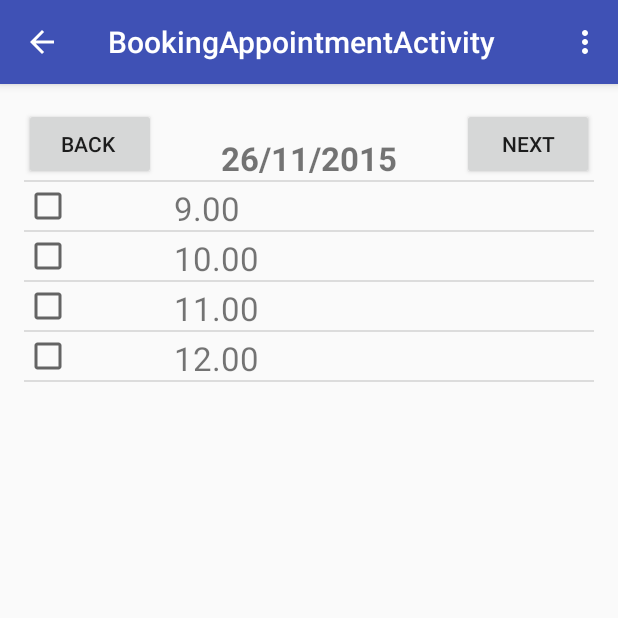
After one commit to JamieHorwell/StudentWellbeingApp, an Android app: the BookingAppointmentActivity screen opened directly, with no data from a screen before it, on a phone screen of 412 x 824 dp, the top half of it. The commit adds this screen. Run offline under Robolectric (Android 15) with nearby library versions, the phone set to English and light mode, and no system bars.

Commit message:
added booking system
booking system added, can scroll through days, each with different
appointments, and select checkboxes matching each appointment

```diff
--- /dev/null
+++ b/app/src/main/java/team10/studentwellbeingapp/AppointmentAdapter.java
@@ -0,0 +1,60 @@
+package team10.studentwellbeingapp;
+
+import android.app.Activity;
+import android.content.Context;
+import android.view.LayoutInflater;
+import android.view.View;
+import android.view.ViewGroup;
+import android.widget.ArrayAdapter;
+import android.widget.CheckBox;
+import android.widget.TextView;
+
+/**
+ * Created by Jamie on 24/11/2015.
+ */
+public class AppointmentAdapter extends ArrayAdapter<String> {
+    Context context;
+    int layoutResourceId;
+    AppointmentDate data[] = null;
+    String[] appointments;
+
+    public AppointmentAdapter(Context context, int layoutResourceId, String[] data) {
+        super(context, layoutResourceId, data);
+        this.layoutResourceId = layoutResourceId;
+        this.context = context;
+        this.appointments = data;
+    }
+
+    @Override
+    public View getView(int position, View convertView, ViewGroup parent) {
+        View row = convertView;
+        AppointmentHolder holder = null;
+
+        if(row == null) {
+            LayoutInflater inflator = ((Activity)context).getLayoutInflater();
+            row = inflator.inflate(layoutResourceId,parent,false);
+
+            holder = new AppointmentHolder();
+            holder.appointmentText = (TextView)row.findViewById(R.id.appointmentText);
+            holder.checkbox = (CheckBox)row.findViewById(R.id.checkBox);
+
+        }
+        else {
+            holder = (AppointmentHolder)row.getTag();
+        }
+
+        String appointment = appointments[position];
+        holder.appointmentText.setText(appointment);
+
+        return row;
+    }
+
+
+
+
+
+    static class AppointmentHolder {
+            TextView appointmentText;
+            CheckBox checkbox;
+    }
+}
--- /dev/null
+++ b/app/src/main/java/team10/studentwellbeingapp/AppointmentDate.java
@@ -0,0 +1,47 @@
+package team10.studentwellbeingapp;
+
+import java.text.SimpleDateFormat;
+import java.util.Calendar;
+import java.util.Date;
+
+/**
+ * Created by Jamie on 11/11/2015.
+ */
+public class AppointmentDate {
+    //need to change this to Calender or DateTime
+    private Calendar day;
+    private SimpleDateFormat formattedDate;
+    private String[] appointments;
+
+
+    public AppointmentDate(Calendar day, SimpleDateFormat formattedDate, String[] appointments) {
+        this.day = day;
+        this.formattedDate = formattedDate;
+        this.appointments = appointments;
+
+    }
+
+    public Calendar getDay() {
+        return day;
+    }
+
+    public void setDay(Calendar day) {
+        this.day = day;
+    }
+
+    public String[] getAppointments() {
+        return appointments;
+    }
+
+    public String getformattedDate() {
+        formattedDate = new SimpleDateFormat("dd/MM/yyyy");
+        return formattedDate.format(day.getTime());
+
+    }
+
+
+
+    public void setAppointments(String[] appointments) {
+        this.appointments = appointments;
+    }
+}
--- /dev/null
+++ b/app/src/main/java/team10/studentwellbeingapp/BookingAppointmentActivity.java
@@ -0,0 +1,128 @@
+package team10.studentwellbeingapp;
+
+import android.app.ActionBar;
+import android.content.Intent;
+import android.support.v7.app.ActionBarActivity;
+import android.os.Bundle;
+import android.view.Gravity;
+import android.view.Menu;
+import android.view.MenuItem;
+import android.view.ViewGroup;
+import android.widget.Button;
+import android.widget.LinearLayout;
+import android.widget.ListView;
+import android.widget.RelativeLayout;
+import android.widget.TableLayout;
+import android.widget.TableRow;
+import android.widget.TextView;
+import android.view.View;
+
+import org.w3c.dom.Text;
+
+import java.text.SimpleDateFormat;
+import java.util.Date;
+import java.util.Calendar;
+
+public class BookingAppointmentActivity extends ActionBarActivity {
+
+
+    AppointmentDate[] weeksAppointments;
+    int counter = 0;
+    private Calendar currentday;
+    private ListView listView1;
+    AppointmentAdapter adapter;
+    TextView headerValue;
+    @Override
+    protected void onCreate(Bundle savedInstanceState) {
+        super.onCreate(savedInstanceState);
+        setContentView(R.layout.activity_booking_appointment);
+        Intent intent = getIntent();
+
+        testAppointments();
+
+
+
+         adapter = new AppointmentAdapter(this,R.layout.appointment_item_row, weeksAppointments[0].getAppointments());
+
+        listView1 = (ListView)findViewById(R.id.appointmentListView);
+
+        View header = (View)getLayoutInflater().inflate(R.layout.appointment_list_header_row, null);
+
+         headerValue = (TextView) header.findViewById(R.id.DateTextView);
+        headerValue.setText(weeksAppointments[0].getformattedDate());
+        listView1.addHeaderView(header);
+
+        listView1.setAdapter(adapter);
+
+
+    }
+
+    @Override
+    public boolean onCreateOptionsMenu(Menu menu) {
+        // Inflate the menu; this adds items to the action bar if it is present.
+        getMenuInflater().inflate(R.menu.menu_booking_appointment, menu);
+        return true;
+    }
+
+    @Override
+    public boolean onOptionsItemSelected(MenuItem item) {
+        // Handle action bar item clicks here. The action bar will
+        // automatically handle clicks on the Home/Up button, so long
+        // as you specify a parent activity in AndroidManifest.xml.
+        int id = item.getItemId();
+
+        //noinspection SimplifiableIfStatement
+        if (id == R.id.action_settings) {
+            return true;
+        }
+
+        return super.onOptionsItemSelected(item);
+    }
+
+    //setup test appointments
+    public void testAppointments() {
+        AppointmentDate day1= new AppointmentDate(Calendar.getInstance(),new SimpleDateFormat("dd/MM/yyyy"), new String[] {"9.00","10.00","11.00","12.00"});
+        AppointmentDate day2= new AppointmentDate(Calendar.getInstance(),new SimpleDateFormat("dd/MM/yyyy"), new String[] {"12.00", "13.00", "14.00"});
+        AppointmentDate day3= new AppointmentDate(Calendar.getInstance(),new SimpleDateFormat("dd/MM/yyyy"), new String[] {"15.00", "16.00", "17.00"});
+        weeksAppointments = new AppointmentDate[] {day1,day2,day3};
+
+    }
+
+
+    public void nextDay(View v) {
+        if(counter < 2) {
+            counter++;
+            headerValue.setText(weeksAppointments[counter].getformattedDate());
+            AppointmentAdapter newAdapter = new AppointmentAdapter(this, R.layout.appointment_item_row, weeksAppointments[counter].getAppointments());
+            listView1.setAdapter(newAdapter);
+        }
+        else {
+
+        }
+
+    }
+
+    public void previousDay(View v) {
+        if(counter > 0) {
+            counter--;
+            headerValue.setText(weeksAppointments[counter].getformattedDate());
+            AppointmentAdapter newAdapter = new AppointmentAdapter(this, R.layout.appointment_item_row, weeksAppointments[counter].getAppointments());
+            listView1.setAdapter(newAdapter);
+        }
+        else {
+
+        }
+    }
+
+    public void Alertdialog() {
+
+    }
+
+    public Calendar getCurrentday() {
+        return currentday;
+    }
+
+    public void setCurrentday(Date currentday) {
+        this.currentday = Calendar.getInstance();
+    }
+}
--- a/app/src/main/java/team10/studentwellbeingapp/MainMenuActivity.java
+++ b/app/src/main/java/team10/studentwellbeingapp/MainMenuActivity.java
@@ -12,6 +12,7 @@ main_menu_activity.xml
 */
 
 package team10.studentwellbeingapp;
+import android.content.Intent;
 import android.os.Bundle;
 import android.support.v7.app.AppCompatActivity;
 import android.view.View;
@@ -28,8 +29,11 @@ public class MainMenuActivity extends AppCompatActivity {
     protected void menuButtonOnClick(View view){
 
     }
+    /** Called when the user clicks the Book appintment button */
+    public void openBookingScreen(View view){
+       Intent intent = new Intent(this, BookingAppointmentActivity.class);
+        startActivity(intent);
+    }
 
-    protected void setButtons(){
 
-    }
 }
--- /dev/null
+++ b/app/src/main/res/layout/activity_booking_appointment.xml
@@ -0,0 +1,55 @@
+<LinearLayout xmlns:android="http://schemas.android.com/apk/res/android"
+    xmlns:tools="http://schemas.android.com/tools" android:layout_width="match_parent"
+    android:layout_height="match_parent" android:paddingLeft="@dimen/activity_horizontal_margin"
+    android:paddingRight="@dimen/activity_horizontal_margin"
+    android:paddingTop="@dimen/activity_vertical_margin"
+    android:paddingBottom="@dimen/activity_vertical_margin"
+    android:orientation="vertical"
+    android:id="@+id/BookingLayout"
+    tools:context="team10.studentwellbeingapp.BookingAppointmentActivity">
+
+    <ListView
+        android:id="@+id/appointmentListView"
+        android:layout_width="fill_parent"
+        android:layout_height="fill_parent">
+
+    </ListView>
+
+    <!--<RelativeLayout-->
+        <!--android:layout_width="match_parent"-->
+        <!--android:layout_height="50dp"-->
+        <!--android:orientation="horizontal">-->
+        <!--<Button-->
+
+            <!--android:id="@+id/back_button"-->
+            <!--android:layout_width="wrap_content"-->
+            <!--android:layout_height="wrap_content"-->
+            <!--android:layout_alignParentLeft="true"-->
+            <!--android:text="back "-->
+            <!--android:onClick="previousDay"-->
+            <!--/>-->
+        <!--<Button-->
+            <!--android:id="@+id/next_button"-->
+            <!--android:layout_width="wrap_content"-->
+            <!--android:layout_alignParentRight="true"-->
+            <!--android:layout_height="wrap_content"-->
+            <!--android:text= "next"-->
+            <!--android:onClick="nextDay"-->
+            <!--/>-->
+    <!--</RelativeLayout>-->
+
+
+
+
+
+    <!--<RelativeLayout-->
+        <!--android:layout_width="wrap_content"-->
+        <!--android:layout_height="wrap_content"-->
+        <!--android:layout_gravity="center"-->
+        <!--android:id="@+id/tableLayout"></RelativeLayout>-->
+
+
+
+
+
+</LinearLayout>
--- /dev/null
+++ b/app/src/main/res/layout/appointment_item_row.xml
@@ -0,0 +1,29 @@
+<?xml version="1.0" encoding="utf-8"?>
+<RelativeLayout xmlns:android="http://schemas.android.com/apk/res/android"
+    android:layout_width="fill_parent" android:layout_height="fill_parent"
+    android:orientation="horizontal">
+
+    <TextView
+        android:id = "@+id/appointmentText"
+        android:layout_width="fill_parent"
+        android:layout_height="fill_parent"
+        android:gravity="center_vertical"
+        android:layout_alignParentTop="true"
+        android:layout_alignParentBottom="true"
+        android:textSize="22dp"
+        android:paddingLeft="100dip"
+        android:paddingRight="60dip"
+        />
+
+    <CheckBox
+        android:id ="@+id/checkBox"
+        android:layout_width="wrap_content"
+        android:layout_height="wrap_content"
+        android:gravity="center"
+        android:layout_alignParentTop="true"
+        android:layout_alignParentBottom="true"
+        />
+
+
+
+</RelativeLayout>
--- /dev/null
+++ b/app/src/main/res/layout/appointment_list_header_row.xml
@@ -0,0 +1,43 @@
+<?xml version="1.0" encoding="utf-8"?>
+<RelativeLayout xmlns:android="http://schemas.android.com/apk/res/android"
+    android:layout_width="match_parent"
+    android:layout_height="match_parent"
+    android:orientation="horizontal">
+
+
+        <Button
+
+            android:id="@+id/back_button"
+            android:layout_width="wrap_content"
+            android:layout_height="wrap_content"
+            android:layout_alignParentLeft="true"
+            android:text="back "
+            android:onClick="previousDay"
+            />
+        <TextView
+            android:id="@+id/DateTextView"
+            android:layout_width="fill_parent"
+            android:layout_height="fill_parent"
+            android:gravity="center_horizontal"
+            android:layout_alignParentTop="true"
+            android:layout_alignParentBottom="true"
+            android:textStyle="bold"
+            android:textSize="22dp"
+            android:text="DATE HERE"/>
+
+        <Button
+            android:id="@+id/next_button"
+            android:layout_width="wrap_content"
+            android:layout_alignParentRight="true"
+            android:layout_height="wrap_content"
+            android:text= "next"
+            android:onClick="nextDay"
+            />
+
+
+
+
+
+
+
+</RelativeLayout>
--- a/app/src/main/res/layout/main_menu_activity.xml
+++ b/app/src/main/res/layout/main_menu_activity.xml
@@ -83,7 +83,7 @@ Student Wellbeing Website.
                         android:layout_width="fill_parent"
                         android:layout_height="wrap_content"
                         android:textSize="15dp"
-                        android:text="Button 2"
+                        android:text="Log Book"
                         android:paddingBottom="30dp"
                         android:gravity="center"
                         android:textColor="@color/wellbeingLightPurple"
@@ -168,13 +168,14 @@ Student Wellbeing Website.
                     <ImageButton
                         android:layout_width="fill_parent"
                         android:layout_height="100dp"
-                        android:id="@+id/menuButton7"/>
+                        android:id="@+id/bookAppointmentButton"
+                        android:onClick="openBookingScreen"/>
 
                     <TextView
                         android:layout_width="fill_parent"
                         android:layout_height="wrap_content"
                         android:textSize="15dp"
-                        android:text="Button 7"
+                        android:text="book appointment"
                         android:paddingBottom="30dp"
                         android:gravity="center"
                         android:textColor="@color/wellbeingLightPurple"
--- /dev/null
+++ b/app/src/main/res/menu/menu_booking_appointment.xml
@@ -0,0 +1,7 @@
+<menu xmlns:android="http://schemas.android.com/apk/res/android"
+    xmlns:app="http://schemas.android.com/apk/res-auto"
+    xmlns:tools="http://schemas.android.com/tools"
+    tools:context="team10.studentwellbeingapp.BookingAppointmentActivity">
+    <item android:id="@+id/action_settings" android:title="@string/action_settings"
+        android:orderInCategory="100" app:showAsAction="never" />
+</menu>
--- a/app/src/main/res/values/strings.xml
+++ b/app/src/main/res/values/strings.xml
@@ -1,3 +1,7 @@
 <resources>
     <string name="app_name">ButtonBasedGUI</string>
+    <string name="title_activity_booking_appointment">BookingAppointmentActivity</string>
+
+    <string name="hello_world">Hello world!</string>
+    <string name="action_settings">Settings</string>
 </resources>
```
Also changed, not shown: app/src/main/AndroidManifest.xml (+10 -5 lines).
